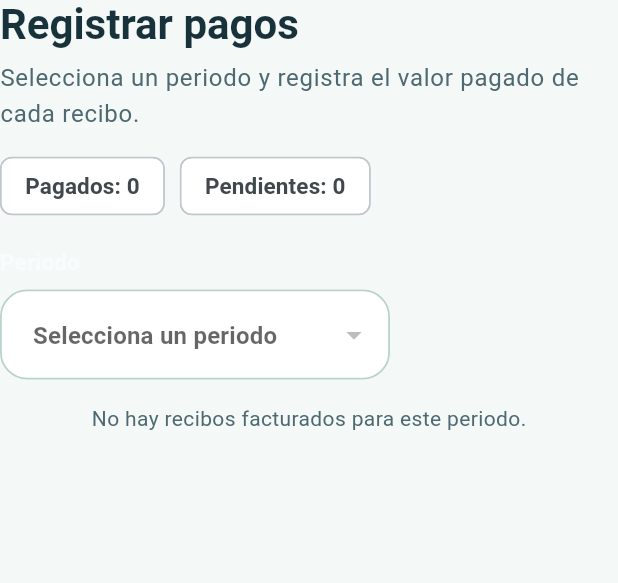
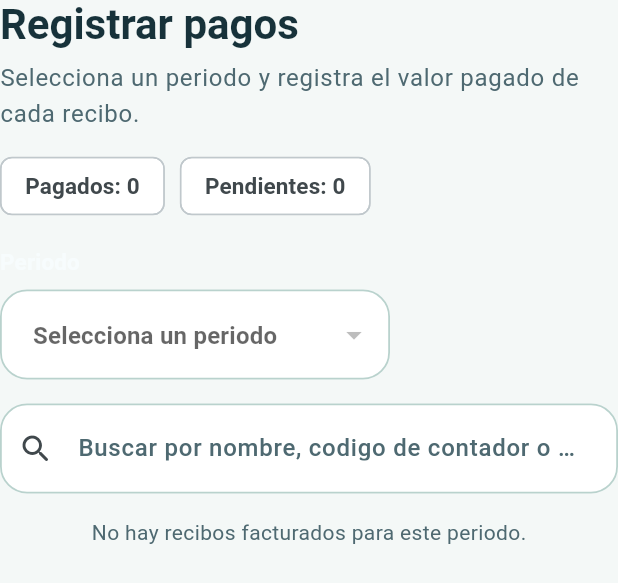
Before and after one commit to JairoAndresOrostegui/acueducto_viota_newzenda, a Flutter app: the ConsumptionPaymentsPage widget shown alone on an empty page, opened directly, on a phone screen of 412 x 824 dp. Shown: the top 583 px of the screen. Run offline on Flutter 3.47's test engine with Material 3 defaults, Android fonts, the light colour scheme and no system bars; our stand-ins replace cloud_firestore, cloud_functions, file_picker, firebase_auth, firebase_core, pdf and 2 more; missing offline and left inert: dart:html, excel; accounts and stored records are empty.

Commit message:
Fix payment registration permissions and search

```diff
--- a/lib/features/consumptions/presentation/pages/consumption_payments_page.dart
+++ b/lib/features/consumptions/presentation/pages/consumption_payments_page.dart
@@ -23,7 +23,8 @@ class ConsumptionPaymentsPage extends StatefulWidget {
   final PaymentMethodFirestoreService? paymentMethodService;
 
   @override
-  State<ConsumptionPaymentsPage> createState() => _ConsumptionPaymentsPageState();
+  State<ConsumptionPaymentsPage> createState() =>
+      _ConsumptionPaymentsPageState();
 }
 
 class _ConsumptionPaymentsPageState extends State<ConsumptionPaymentsPage> {
@@ -37,15 +38,23 @@ class _ConsumptionPaymentsPageState extends State<ConsumptionPaymentsPage> {
   bool _loading = true;
   bool _saving = false;
   String? _error;
+  String _query = '';
   List<BillingPeriod> _periods = const [];
   BillingPeriod? _selectedPeriod;
   List<Invoice> _invoices = const [];
   List<PaymentMethod> _paymentMethods = const [];
+  final TextEditingController _searchController = TextEditingController();
 
   @override
   void initState() {
     super.initState();
     _loadInitialData();
+  }
+
+  @override
+  void dispose() {
+    _searchController.dispose();
+    super.dispose();
   }
 
   Future<void> _loadInitialData() async {
@@ -104,10 +113,8 @@ class _ConsumptionPaymentsPageState extends State<ConsumptionPaymentsPage> {
     final result = await showDialog<_PaymentResult>(
       context: context,
       barrierDismissible: false,
-      builder: (context) => _PaymentDialog(
-        invoice: invoice,
-        paymentMethods: _paymentMethods,
-      ),
+      builder: (context) =>
+          _PaymentDialog(invoice: invoice, paymentMethods: _paymentMethods),
     );
     if (result == null) {
       return;
@@ -155,12 +162,15 @@ class _ConsumptionPaymentsPageState extends State<ConsumptionPaymentsPage> {
   @override
   Widget build(BuildContext context) {
     final compact = MediaQuery.sizeOf(context).width < 760;
+    final filteredInvoices = _filteredInvoices();
     final invoicesList = _loading
         ? const Center(child: CircularProgressIndicator())
-        : _invoices.isEmpty
-            ? const Center(
+        : filteredInvoices.isEmpty
+        ? Center(
             child: Text(
-                  'No hay recibos facturados para este periodo.',
+              _invoices.isEmpty
+                  ? 'No hay recibos facturados para este periodo.'
+                  : 'No hay recibos que coincidan con la busqueda.',
             ),
           )
         : ListView.separated(
@@ -168,12 +178,15 @@ class _ConsumptionPaymentsPageState extends State<ConsumptionPaymentsPage> {
             physics: compact
                 ? const NeverScrollableScrollPhysics()
                 : const AlwaysScrollableScrollPhysics(),
-                itemCount: _invoices.length,
+            itemCount: filteredInvoices.length,
             separatorBuilder: (_, _) => const SizedBox(height: 12),
-                itemBuilder: (context, index) => _PaymentCard(
-                  invoice: _invoices[index],
-                  onUpdate: () => _openPaymentDialog(_invoices[index]),
-                ),
+            itemBuilder: (context, index) {
+              final invoice = filteredInvoices[index];
+              return _PaymentCard(
+                invoice: invoice,
+                onUpdate: () => _openPaymentDialog(invoice),
+              );
+            },
           );
 
     return Stack(
@@ -189,13 +202,27 @@ class _ConsumptionPaymentsPageState extends State<ConsumptionPaymentsPage> {
                       _Header(
                         periods: _periods,
                         selectedPeriod: _selectedPeriod,
-                        paidCount: _invoices.where((item) => item.pagado).length,
-                        pendingCount: _invoices.where((item) => !item.pagado).length,
+                        paidCount: _invoices
+                            .where((item) => item.pagado)
+                            .length,
+                        pendingCount: _invoices
+                            .where((item) => !item.pagado)
+                            .length,
                         onPeriodChanged: (period) {
                           if (period != null) {
                             _loadInvoices(period);
                           }
                         },
+                      ),
+                      const SizedBox(height: 16),
+                      TextField(
+                        controller: _searchController,
+                        onChanged: (value) => setState(() => _query = value),
+                        decoration: const InputDecoration(
+                          labelText:
+                              'Buscar por nombre, codigo de contador o codigo de usuario',
+                          prefixIcon: Icon(Icons.search_rounded),
+                        ),
                       ),
                       const SizedBox(height: 16),
                       if (_error != null)
@@ -217,12 +244,24 @@ class _ConsumptionPaymentsPageState extends State<ConsumptionPaymentsPage> {
                       periods: _periods,
                       selectedPeriod: _selectedPeriod,
                       paidCount: _invoices.where((item) => item.pagado).length,
-                      pendingCount: _invoices.where((item) => !item.pagado).length,
+                      pendingCount: _invoices
+                          .where((item) => !item.pagado)
+                          .length,
                       onPeriodChanged: (period) {
                         if (period != null) {
                           _loadInvoices(period);
                         }
                       },
+                    ),
+                    const SizedBox(height: 16),
+                    TextField(
+                      controller: _searchController,
+                      onChanged: (value) => setState(() => _query = value),
+                      decoration: const InputDecoration(
+                        labelText:
+                            'Buscar por nombre, codigo de contador o codigo de usuario',
+                        prefixIcon: Icon(Icons.search_rounded),
+                      ),
                     ),
                     const SizedBox(height: 16),
                     if (_error != null)
@@ -246,6 +285,18 @@ class _ConsumptionPaymentsPageState extends State<ConsumptionPaymentsPage> {
           ),
       ],
     );
+  }
+
+  List<Invoice> _filteredInvoices() {
+    final query = _query.trim().toLowerCase();
+    if (query.isEmpty) {
+      return _invoices;
+    }
+    return _invoices.where((invoice) {
+      return invoice.nombreUsuario.toLowerCase().contains(query) ||
+          invoice.codigoUsuario.toLowerCase().contains(query) ||
+          invoice.codigoContador.toLowerCase().contains(query);
+    }).toList();
   }
 }
 
@@ -272,7 +323,10 @@ class _Header extends StatelessWidget {
         final info = Column(
           crossAxisAlignment: CrossAxisAlignment.start,
           children: [
-            Text('Registrar pagos', style: Theme.of(context).textTheme.headlineMedium),
+            Text(
+              'Registrar pagos',
+              style: Theme.of(context).textTheme.headlineMedium,
+            ),
             const SizedBox(height: 8),
             Text(
               'Selecciona un periodo y registra el valor pagado de cada recibo.',
@@ -336,24 +390,25 @@ class _Header extends StatelessWidget {
 }
 
 class _PaymentCard extends StatelessWidget {
-  const _PaymentCard({
-    required this.invoice,
-    required this.onUpdate,
-  });
+  const _PaymentCard({required this.invoice, required this.onUpdate});
 
   final Invoice invoice;
   final VoidCallback onUpdate;
 
   @override
   Widget build(BuildContext context) {
-    final statusColor = invoice.pagado ? Colors.green.shade800 : Colors.orange.shade800;
+    final statusColor = invoice.pagado
+        ? Colors.green.shade800
+        : Colors.orange.shade800;
     return Container(
       padding: const EdgeInsets.all(20),
       decoration: BoxDecoration(
         color: AppColors.surface,
         borderRadius: BorderRadius.circular(24),
         border: Border.all(
-          color: invoice.pagado ? Colors.green.shade200 : Colors.orange.shade200,
+          color: invoice.pagado
+              ? Colors.green.shade200
+              : Colors.orange.shade200,
         ),
       ),
       child: LayoutBuilder(
@@ -367,17 +422,21 @@ class _PaymentCard extends StatelessWidget {
                 style: Theme.of(context).textTheme.titleLarge,
               ),
               const SizedBox(height: 6),
-              Text('Codigo usuario: ${invoice.codigoUsuario} · Contador: ${invoice.codigoContador}'),
+              Text(
+                'Codigo usuario: ${invoice.codigoUsuario} · Contador: ${invoice.codigoContador}',
+              ),
               const SizedBox(height: 6),
-              Text('Total recibo: ${_formatCurrency(invoice.total)} · Vence: ${_formatDate(invoice.fechaVencimiento)}'),
+              Text(
+                'Total recibo: ${_formatCurrency(invoice.total)} · Vence: ${_formatDate(invoice.fechaVencimiento)}',
+              ),
               const SizedBox(height: 6),
               Text(
                 invoice.pagado
                     ? 'Estado: pagado · Valor pagado: ${_formatCurrency(invoice.valorPagado ?? invoice.total)}'
                     : 'Estado: facturado pendiente de pago',
-                style: Theme.of(context).textTheme.bodyMedium?.copyWith(
-                  color: statusColor,
-                ),
+                style: Theme.of(
+                  context,
+                ).textTheme.bodyMedium?.copyWith(color: statusColor),
               ),
               if (!invoice.pagado) ...[
                 const SizedBox(height: 6),
@@ -395,7 +454,9 @@ class _PaymentCard extends StatelessWidget {
           final action = ElevatedButton.icon(
             onPressed: onUpdate,
             style: ElevatedButton.styleFrom(minimumSize: const Size(0, 44)),
-            icon: Icon(invoice.pagado ? Icons.undo_rounded : Icons.payments_rounded),
+            icon: Icon(
+              invoice.pagado ? Icons.undo_rounded : Icons.payments_rounded,
+            ),
             label: Text(invoice.pagado ? 'Cambiar estado' : 'Registrar pago'),
           );
 
@@ -419,10 +480,7 @@ class _PaymentCard extends StatelessWidget {
 }
 
 class _PaymentDialog extends StatefulWidget {
-  const _PaymentDialog({
-    required this.invoice,
-    required this.paymentMethods,
-  });
+  const _PaymentDialog({required this.invoice, required this.paymentMethods});
 
   final Invoice invoice;
   final List<PaymentMethod> paymentMethods;
@@ -441,7 +499,8 @@ class _PaymentDialogState extends State<_PaymentDialog> {
   @override
   void initState() {
     super.initState();
-    _valueController.text = '${widget.invoice.valorPagado ?? widget.invoice.total}';
+    _valueController.text =
+        '${widget.invoice.valorPagado ?? widget.invoice.total}';
     _observationsController.text = widget.invoice.observacionesPago ?? '';
     if ((widget.invoice.medioPagoId ?? '').isNotEmpty) {
       final matches = widget.paymentMethods.where(
@@ -473,7 +532,10 @@ class _PaymentDialogState extends State<_PaymentDialog> {
               mainAxisSize: MainAxisSize.min,
               crossAxisAlignment: CrossAxisAlignment.start,
               children: [
-                Text('Actualizar pago', style: Theme.of(context).textTheme.headlineMedium),
+                Text(
+                  'Actualizar pago',
+                  style: Theme.of(context).textTheme.headlineMedium,
+                ),
                 const SizedBox(height: 8),
                 Text(
                   '${toDisplayUserName(widget.invoice.nombreUsuario)} · ${_formatCurrency(widget.invoice.total)}',
@@ -524,7 +586,8 @@ class _PaymentDialogState extends State<_PaymentDialog> {
                     inputFormatters: [FilteringTextInputFormatter.digitsOnly],
                     decoration: const InputDecoration(
                       labelText: 'Valor pagado',
-                      helperText: 'Este valor queda guardado en la base de datos.',
+                      helperText:
+                          'Este valor queda guardado en la base de datos.',
                     ),
                     validator: (value) {
                       if (!_paid) {
@@ -555,7 +618,8 @@ class _PaymentDialogState extends State<_PaymentDialog> {
                           ),
                         )
                         .toList(),
-                    onChanged: (value) => setState(() => _paymentMethod = value),
+                    onChanged: (value) =>
+                        setState(() => _paymentMethod = value),
                   ),
                   const SizedBox(height: 12),
                   TextField(
@@ -589,7 +653,9 @@ class _PaymentDialogState extends State<_PaymentDialog> {
                                 ? int.tryParse(_valueController.text.trim())
                                 : null,
                             paymentMethod: _paid ? _paymentMethod : null,
-                            observations: _paid ? _observationsController.text.trim() : null,
+                            observations: _paid
+                                ? _observationsController.text.trim()
+                                : null,
                           ),
                         );
                       },
```
Also changed, not shown: 2 other files. Lines whose indentation alone changed are shown as unchanged.
